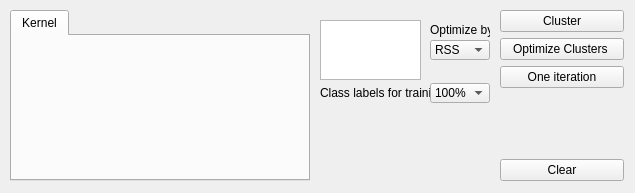
This is MLDemos/optsCluster.ui in b4silio/MLDemos as Qt 5 draws it before an edit. The edited form follows.
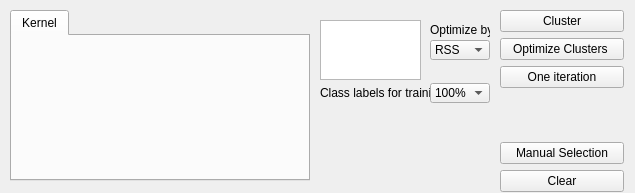
This is the edited form.

```diff
--- a/MLDemos/optsCluster.ui
+++ b/MLDemos/optsCluster.ui
@@ -28,7 +28,7 @@
      <x>500</x>
      <y>10</y>
      <width>124</width>
-     <height>171</height>
+     <height>182</height>
     </rect>
    </property>
    <property name="font">
@@ -97,6 +97,21 @@
       </property>
      </spacer>
     </item>
+    <item>
+     <widget class="QPushButton" name="manualTrainButton">
+      <property name="font">
+       <font>
+        <pointsize>9</pointsize>
+       </font>
+      </property>
+      <property name="text">
+       <string>Manual Selection</string>
+      </property>
+      <property name="checkable">
+       <bool>true</bool>
+      </property>
+     </widget>
+    </item>
     <item>
      <widget class="QPushButton" name="clearButton">
       <property name="font">
```
